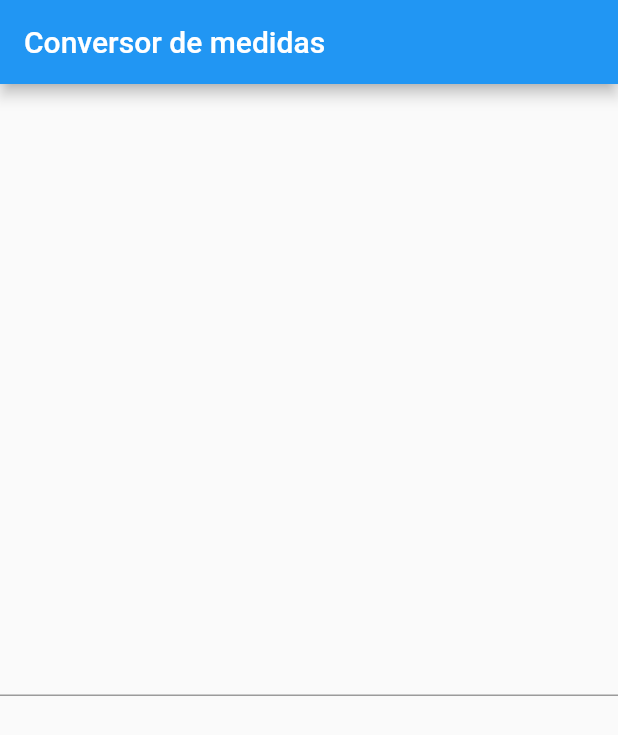
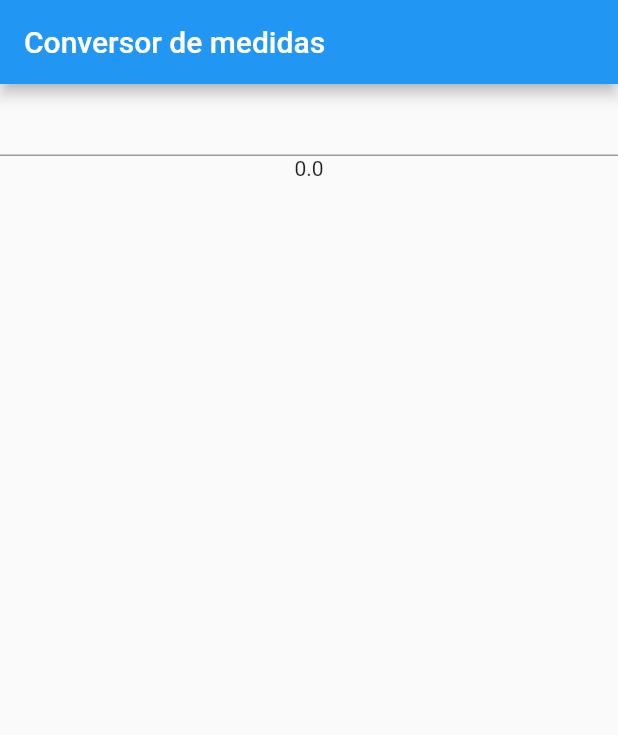
Before and after one commit to ericodex/conversor_flutter, a Flutter app: the screen it shows after launch, on a phone screen of 412 x 824 dp. Shown: the top 735 px of the screen. Run offline on Flutter 3.47's test engine with Material 2 defaults, Android fonts, the phone set to English and light mode, and no system bars.

```diff
--- a/lib/main.dart
+++ b/lib/main.dart
@@ -1,3 +1,9 @@
+// EricÓdigos - 10 - setembro - 2020
+
+//Glossário de tradução:
+//
+// Estado = State
+
 import 'package:flutter/material.dart';
 
 void main() => runApp(MyApp());
@@ -10,7 +16,24 @@ class MyApp extends StatefulWidget {
 class _MyAppState extends State<MyApp> {
   double _n;
 
+  final List<String> _measures = [
+    'meters',
+    'kilometers',
+    'grams',
+    'kilograms',
+    'feet',
+    'miles',
+    'pounds (lbs)'
+        'ounces',
+  ];
+
   @override
+  void initState() {
+    // Determina o estado inicial
+    _n = 0;
+    super.initState();
+  }
+
   Widget build(BuildContext context) {
     return MaterialApp(
       title: 'Conversor de medidas',
@@ -19,18 +42,37 @@ class _MyAppState extends State<MyApp> {
           title: Text('Conversor de medidas'),
         ),
         body: Center(
-          child: TextField(
+          child: Column(
+            children: [
+              TextField(
                 onChanged: (text) {
+                  // É ativado sempre que o textFild é alterado.
                   var rv = double.tryParse(text);
                   if (rv != null) {
                     setState(() {
+                      // Altera o estado
                       _n = rv;
                     });
                   }
                 },
+              ),
+              Text((_n == null) ? '' : _n.toString())
+            ],
           ),
         ),
       ),
     );
   }
 }
+
+//var fruits = ['Orange', 'Aple', 'Strawberry', 'Banana'];
+
+// DropdownButton<String>(
+//   items: fruit.map((String value) {
+//     return DropdownMenuItem<String>(
+//         value: value,
+//         child: Text(value),);
+
+//   }).toList(),
+//   onChange: (String newValue) {}
+// )
```
Lines whose indentation alone changed are shown as unchanged.
